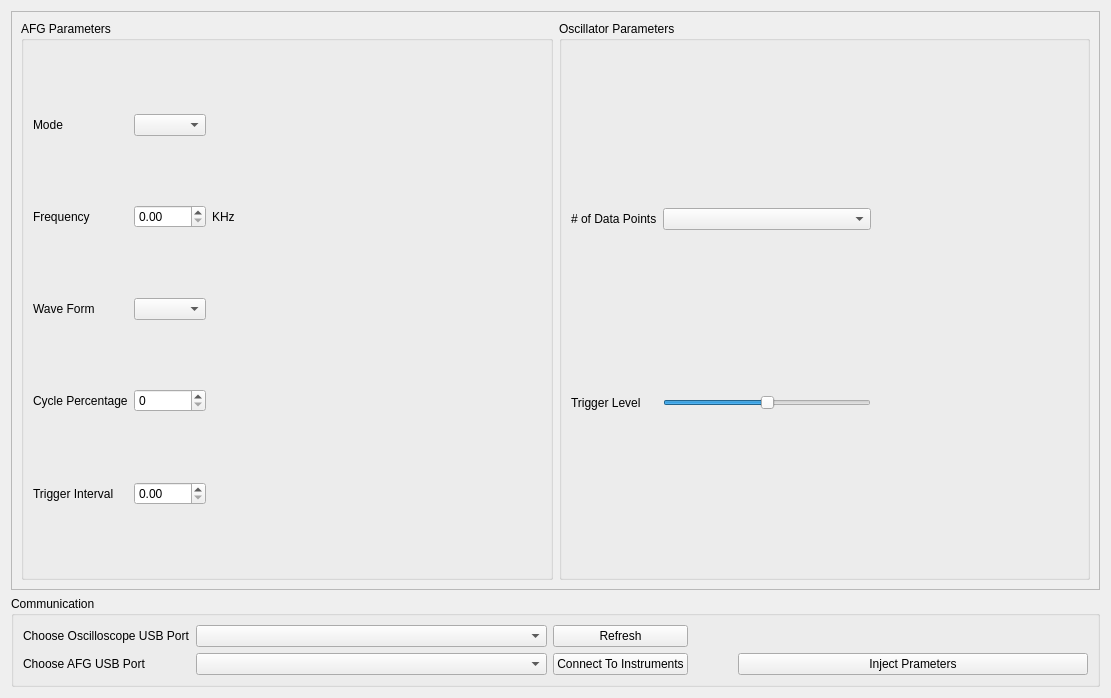
AceEagle/ElectricViewCHU, file gui/views/optionsViewUI.ui: the form before one commit.
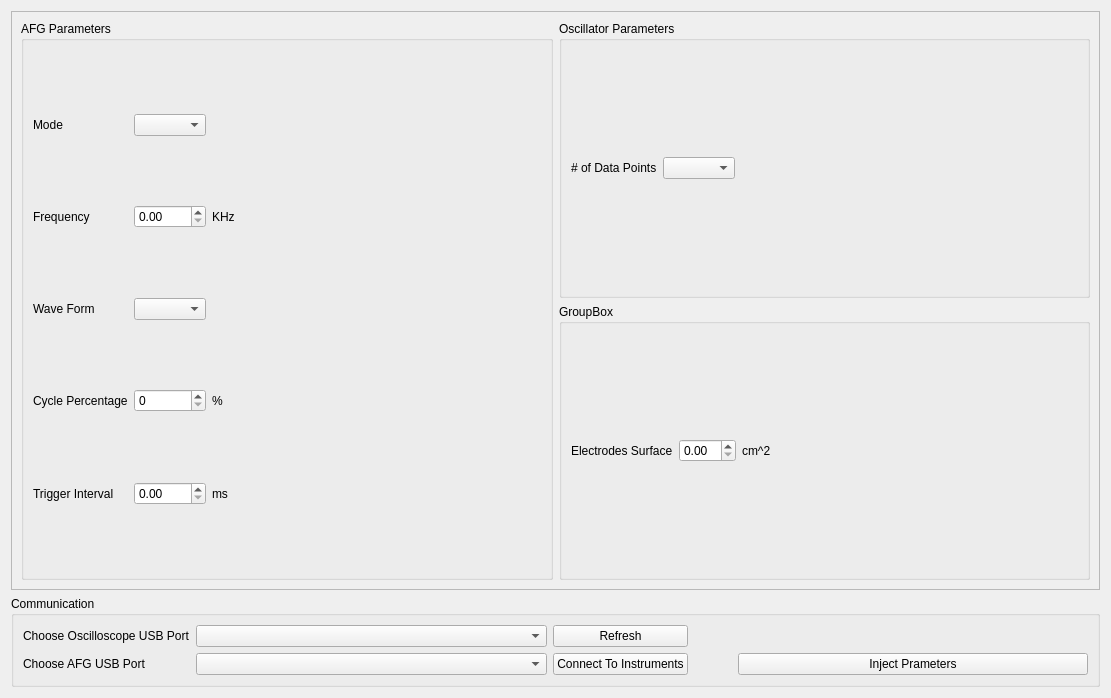
The form after the commit.

Commit message: repairing inject paramaeters & others small things/bugs

What changed in the file:
```diff
--- a/gui/views/optionsViewUI.ui
+++ b/gui/views/optionsViewUI.ui
@@ -113,11 +113,108 @@
      <property name="frameShadow">
       <enum>QFrame::Raised</enum>
      </property>
-     <layout class="QHBoxLayout" name="horizontalLayout">
+     <layout class="QGridLayout" name="gridLayout_5">
       <property name="sizeConstraint">
        <enum>QLayout::SetMaximumSize</enum>
       </property>
-      <item>
+      <item row="0" column="1">
+       <widget class="QGroupBox" name="OscilloParamBox">
+        <property name="title">
+         <string>Oscillator Parameters</string>
+        </property>
+        <layout class="QGridLayout" name="gridLayout_2">
+         <item row="2" column="2">
+          <spacer name="verticalSpacer">
+           <property name="orientation">
+            <enum>Qt::Vertical</enum>
+           </property>
+           <property name="sizeHint" stdset="0">
+            <size>
+             <width>20</width>
+             <height>40</height>
+            </size>
+           </property>
+          </spacer>
+         </item>
+         <item row="1" column="2">
+          <widget class="QComboBox" name="NbDataPointsComboBox">
+           <property name="maximumSize">
+            <size>
+             <width>16777215</width>
+             <height>16777215</height>
+            </size>
+           </property>
+          </widget>
+         </item>
+         <item row="2" column="0">
+          <spacer name="verticalSpacer_8">
+           <property name="orientation">
+            <enum>Qt::Vertical</enum>
+           </property>
+           <property name="sizeHint" stdset="0">
+            <size>
+             <width>20</width>
+             <height>40</height>
+            </size>
+           </property>
+          </spacer>
+         </item>
+         <item row="1" column="0">
+          <widget class="QLabel" name="NbDataPointsLabel">
+           <property name="maximumSize">
+            <size>
+             <width>92</width>
+             <height>16777215</height>
+            </size>
+           </property>
+           <property name="text">
+            <string># of Data Points</string>
+           </property>
+          </widget>
+         </item>
+         <item row="0" column="2">
+          <spacer name="verticalSpacer_7">
+           <property name="orientation">
+            <enum>Qt::Vertical</enum>
+           </property>
+           <property name="sizeHint" stdset="0">
+            <size>
+             <width>20</width>
+             <height>40</height>
+            </size>
+           </property>
+          </spacer>
+         </item>
+         <item row="0" column="0">
+          <spacer name="verticalSpacer_11">
+           <property name="orientation">
+            <enum>Qt::Vertical</enum>
+           </property>
+           <property name="sizeHint" stdset="0">
+            <size>
+             <width>20</width>
+             <height>40</height>
+            </size>
+           </property>
+          </spacer>
+         </item>
+         <item row="1" column="3">
+          <spacer name="horizontalSpacer_4">
+           <property name="orientation">
+            <enum>Qt::Horizontal</enum>
+           </property>
+           <property name="sizeHint" stdset="0">
+            <size>
+             <width>40</width>
+             <height>20</height>
+            </size>
+           </property>
+          </spacer>
+         </item>
+        </layout>
+       </widget>
+      </item>
+      <item row="0" column="0" rowspan="2">
        <widget class="QGroupBox" name="AFGCommBox">
         <property name="title">
          <string>AFG Parameters</string>
@@ -271,118 +368,31 @@
            </property>
           </widget>
          </item>
+         <item row="8" column="2">
+          <widget class="QLabel" name="label_2">
+           <property name="text">
+            <string>%</string>
+           </property>
+          </widget>
+         </item>
+         <item row="10" column="2">
+          <widget class="QLabel" name="label_3">
+           <property name="text">
+            <string>ms</string>
+           </property>
+          </widget>
+         </item>
         </layout>
        </widget>
       </item>
-      <item>
-       <widget class="QGroupBox" name="OscilloParamBox">
+      <item row="1" column="1">
+       <widget class="QGroupBox" name="groupBox">
         <property name="title">
-         <string>Oscillator Parameters</string>
+         <string>GroupBox</string>
         </property>
-        <layout class="QGridLayout" name="gridLayout_2">
-         <item row="3" column="0">
-          <widget class="QLabel" name="TriggerLevelLabel">
-           <property name="maximumSize">
-            <size>
-             <width>92</width>
-             <height>16777215</height>
-            </size>
-           </property>
-           <property name="text">
-            <string>Trigger Level</string>
-           </property>
-          </widget>
-         </item>
-         <item row="1" column="0">
-          <widget class="QLabel" name="NbDataPointsLabel">
-           <property name="maximumSize">
-            <size>
-             <width>92</width>
-             <height>16777215</height>
-            </size>
-           </property>
-           <property name="text">
-            <string># of Data Points</string>
-           </property>
-          </widget>
-         </item>
-         <item row="0" column="2">
-          <spacer name="verticalSpacer_7">
-           <property name="orientation">
-            <enum>Qt::Vertical</enum>
-           </property>
-           <property name="sizeHint" stdset="0">
-            <size>
-             <width>20</width>
-             <height>40</height>
-            </size>
-           </property>
-          </spacer>
-         </item>
-         <item row="1" column="2">
-          <widget class="QComboBox" name="NbDataPointsComboBox">
-           <property name="maximumSize">
-            <size>
-             <width>16777215</width>
-             <height>16777215</height>
-            </size>
-           </property>
-          </widget>
-         </item>
-         <item row="2" column="0">
-          <spacer name="verticalSpacer_8">
-           <property name="orientation">
-            <enum>Qt::Vertical</enum>
-           </property>
-           <property name="sizeHint" stdset="0">
-            <size>
-             <width>20</width>
-             <height>40</height>
-            </size>
-           </property>
-          </spacer>
-         </item>
-         <item row="2" column="2">
-          <spacer name="verticalSpacer">
-           <property name="orientation">
-            <enum>Qt::Vertical</enum>
-           </property>
-           <property name="sizeHint" stdset="0">
-            <size>
-             <width>20</width>
-             <height>40</height>
-            </size>
-           </property>
-          </spacer>
-         </item>
-         <item row="4" column="0">
-          <spacer name="verticalSpacer_9">
-           <property name="orientation">
-            <enum>Qt::Vertical</enum>
-           </property>
-           <property name="sizeHint" stdset="0">
-            <size>
-             <width>20</width>
-             <height>40</height>
-            </size>
-           </property>
-          </spacer>
-         </item>
-         <item row="4" column="2">
-          <spacer name="verticalSpacer_10">
-           <property name="orientation">
-            <enum>Qt::Vertical</enum>
-           </property>
-           <property name="sizeHint" stdset="0">
-            <size>
-             <width>20</width>
-             <height>40</height>
-            </size>
-           </property>
-          </spacer>
-         </item>
+        <layout class="QGridLayout" name="gridLayout_6">
          <item row="0" column="0">
-          <spacer name="verticalSpacer_11">
+          <spacer name="verticalSpacer_13">
            <property name="orientation">
             <enum>Qt::Vertical</enum>
            </property>
@@ -394,30 +404,8 @@
            </property>
           </spacer>
          </item>
-         <item row="3" column="2">
-          <widget class="QSlider" name="TriggerLevelSlider">
-           <property name="maximumSize">
-            <size>
-             <width>406</width>
-             <height>16777215</height>
-            </size>
-           </property>
-           <property name="layoutDirection">
-            <enum>Qt::LeftToRight</enum>
-           </property>
-           <property name="minimum">
-            <number>-10</number>
-           </property>
-           <property name="maximum">
-            <number>10</number>
-           </property>
-           <property name="orientation">
-            <enum>Qt::Horizontal</enum>
-           </property>
-          </widget>
-         </item>
-         <item row="2" column="3">
-          <spacer name="horizontalSpacer_4">
+         <item row="1" column="3">
+          <spacer name="horizontalSpacer_3">
            <property name="orientation">
             <enum>Qt::Horizontal</enum>
            </property>
@@ -429,6 +417,36 @@
            </property>
           </spacer>
          </item>
+         <item row="1" column="1">
+          <widget class="QDoubleSpinBox" name="ElectrodesSurfaceDSpinbox"/>
+         </item>
+         <item row="2" column="0">
+          <spacer name="verticalSpacer_14">
+           <property name="orientation">
+            <enum>Qt::Vertical</enum>
+           </property>
+           <property name="sizeHint" stdset="0">
+            <size>
+             <width>20</width>
+             <height>40</height>
+            </size>
+           </property>
+          </spacer>
+         </item>
+         <item row="1" column="0">
+          <widget class="QLabel" name="ElectrodesSurfaceLabel">
+           <property name="text">
+            <string>Electrodes Surface</string>
+           </property>
+          </widget>
+         </item>
+         <item row="1" column="2">
+          <widget class="QLabel" name="label_4">
+           <property name="text">
+            <string>cm^2</string>
+           </property>
+          </widget>
+         </item>
         </layout>
        </widget>
       </item>
```
The commit also changes 2 other files.
